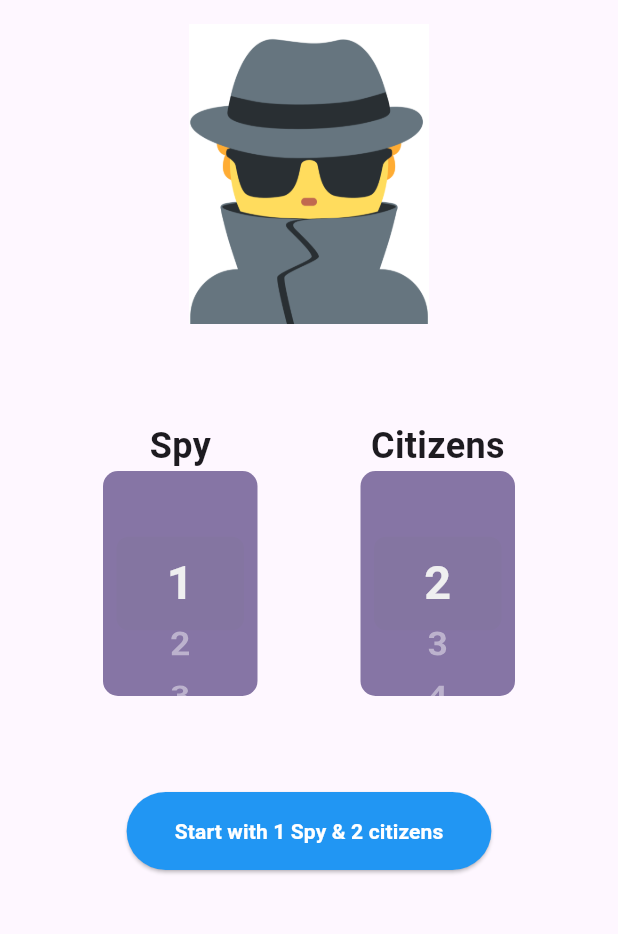
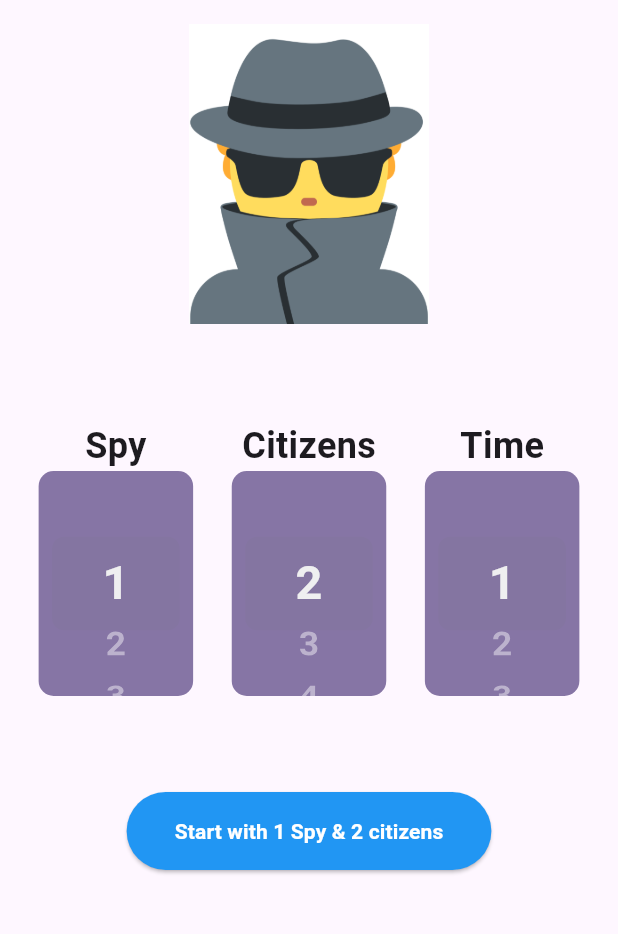
Before and after one commit to miladdiaz/spy_game, a Flutter app: the screen it shows after launch, on a phone screen of 412 x 824 dp, the part 84-1018 px from its top. Run offline on Flutter 3.47's test engine with Material 3 defaults, Android fonts, the phone set to English and light mode, and no system bars; our stand-ins replace flutter_riverpod.

Commit message:
dynamic game time

```diff
--- a/lib/models/game.dart
+++ b/lib/models/game.dart
@@ -8,6 +8,7 @@ class Game {
   final int currentPlayerIndex;
   final List<Player> players;
   final String state;
+  final Duration time;
 
   const Game({
     this.citizenCount = 2,
@@ -17,6 +18,7 @@ class Game {
     this.currentPlayerIndex = 0,
     this.players = const [],
     this.state = 'idle',
+    this.time = const Duration(minutes: 5),
   });
 
   Game copyWith({
@@ -27,6 +29,7 @@ class Game {
     int? currentPlayerIndex,
     List<Player>? players,
     String? state,
+    Duration? time,
   }) {
     return Game(
       citizenCount: citizenCount ?? this.citizenCount,
@@ -36,6 +39,7 @@ class Game {
       currentPlayerIndex: currentPlayerIndex ?? this.currentPlayerIndex,
       players: players ?? this.players,
       state: state ?? this.state,
+      time: time ?? this.time,
     );
   }
 }
--- a/lib/providers/game_provider.dart
+++ b/lib/providers/game_provider.dart
@@ -18,6 +18,10 @@ class GameNotifier extends Notifier<Game> {
 
   void setSpyCount(int value) {
     state = state.copyWith(spyCount: value);
+  }
+
+  void setGameTime(int value) {
+    state = state.copyWith(time: Duration(minutes: value));
   }
 
   void startGame() {
--- a/lib/screens/home_screen.dart
+++ b/lib/screens/home_screen.dart
@@ -30,15 +30,22 @@ class HomeScreen extends ConsumerWidget {
             crossAxisAlignment: CrossAxisAlignment.center,
             children: [
               Counter(
-                  label: 'Spy',
-                  count: 4,
-                  startFrom: 1,
-                  onChange: gameNotifier.setSpyCount),
+                label: 'Spy',
+                count: 4,
+                startFrom: 1,
+                onChange: gameNotifier.setSpyCount,
+              ),
               Counter(
                 label: 'Citizens',
                 count: 30,
                 startFrom: 2,
                 onChange: gameNotifier.setCitizenCount,
+              ),
+              Counter(
+                label: 'Time',
+                count: 30,
+                startFrom: 1,
+                onChange: gameNotifier.setGameTime,
               ),
             ],
           ),
--- a/lib/screens/play_screen.dart
+++ b/lib/screens/play_screen.dart
@@ -51,8 +51,8 @@ class PlayScreen extends ConsumerWidget {
                     )
                   : const SizedBox(),
               game.state == "timer"
-                  ? const TimerWidget(
-                      time: Duration(minutes: 5),
+                  ? TimerWidget(
+                      time: game.time,
                     )
                   : const SizedBox()
             ],
```
